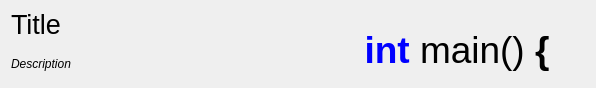
This is ui/TitleDescriptionWidget.ui in kipr/kiss as Qt 5 draws it before an edit. The edited form follows.
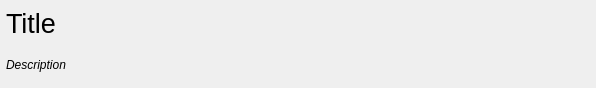
This is the edited form.

Commit message: Documentation browser ready to go

```diff
--- a/ui/TitleDescriptionWidget.ui
+++ b/ui/TitleDescriptionWidget.ui
@@ -13,18 +13,18 @@
   <property name="windowTitle">
    <string>TitleDescriptionWidget</string>
   </property>
-  <layout class="QHBoxLayout" name="horizontalLayout" stretch="2,0">
+  <layout class="QHBoxLayout" name="horizontalLayout" stretch="2">
    <property name="spacing">
     <number>0</number>
    </property>
-   <property name="topMargin">
-    <number>5</number>
-   </property>
-   <property name="bottomMargin">
-    <number>5</number>
+   <property name="margin">
+    <number>6</number>
    </property>
    <item>
     <layout class="QVBoxLayout" name="verticalLayout_2">
+     <property name="spacing">
+      <number>6</number>
+     </property>
      <item>
       <widget class="QLabel" name="title">
        <property name="styleSheet">
@@ -53,40 +53,6 @@
      </item>
     </layout>
    </item>
-   <item>
-    <widget class="QTextBrowser" name="ui_decoration">
-     <property name="autoFillBackground">
-      <bool>false</bool>
-     </property>
-     <property name="styleSheet">
-      <string notr="true">font: 14pt &quot;Courier New&quot;;
-background: rgba(255, 255, 255, 0);</string>
-     </property>
-     <property name="frameShape">
-      <enum>QFrame::NoFrame</enum>
-     </property>
-     <property name="frameShadow">
-      <enum>QFrame::Plain</enum>
-     </property>
-     <property name="lineWidth">
-      <number>0</number>
-     </property>
-     <property name="verticalScrollBarPolicy">
-      <enum>Qt::ScrollBarAlwaysOff</enum>
-     </property>
-     <property name="horizontalScrollBarPolicy">
-      <enum>Qt::ScrollBarAlwaysOff</enum>
-     </property>
-     <property name="html">
-      <string>&lt;!DOCTYPE HTML PUBLIC &quot;-//W3C//DTD HTML 4.0//EN&quot; &quot;http://www.w3.org/TR/REC-html40/strict.dtd&quot;&gt;
-&lt;html&gt;&lt;head&gt;&lt;meta name=&quot;qrichtext&quot; content=&quot;1&quot; /&gt;&lt;style type=&quot;text/css&quot;&gt;
-p, li { white-space: pre-wrap; }
-&lt;/style&gt;&lt;/head&gt;&lt;body style=&quot; font-family:'Courier New'; font-size:14pt; font-weight:400; font-style:normal;&quot;&gt;
-&lt;p align=&quot;center&quot; style=&quot;-qt-paragraph-type:empty; margin-top:0px; margin-bottom:0px; margin-left:0px; margin-right:0px; -qt-block-indent:0; text-indent:0px; font-size:13pt;&quot;&gt;&lt;/p&gt;
-&lt;p align=&quot;center&quot; style=&quot; margin-top:0px; margin-bottom:0px; margin-left:0px; margin-right:0px; -qt-block-indent:0; text-indent:0px;&quot;&gt;&lt;span style=&quot; font-size:28pt; font-weight:600; color:#0000ff;&quot;&gt;int&lt;/span&gt;&lt;span style=&quot; font-size:28pt;&quot;&gt; main() &lt;/span&gt;&lt;span style=&quot; font-family:'Lucida Grande'; font-size:28pt; font-weight:600;&quot;&gt;{&lt;/span&gt;&lt;/p&gt;&lt;/body&gt;&lt;/html&gt;</string>
-     </property>
-    </widget>
-   </item>
   </layout>
  </widget>
  <resources/>
```
The commit also changes 6 other files.
